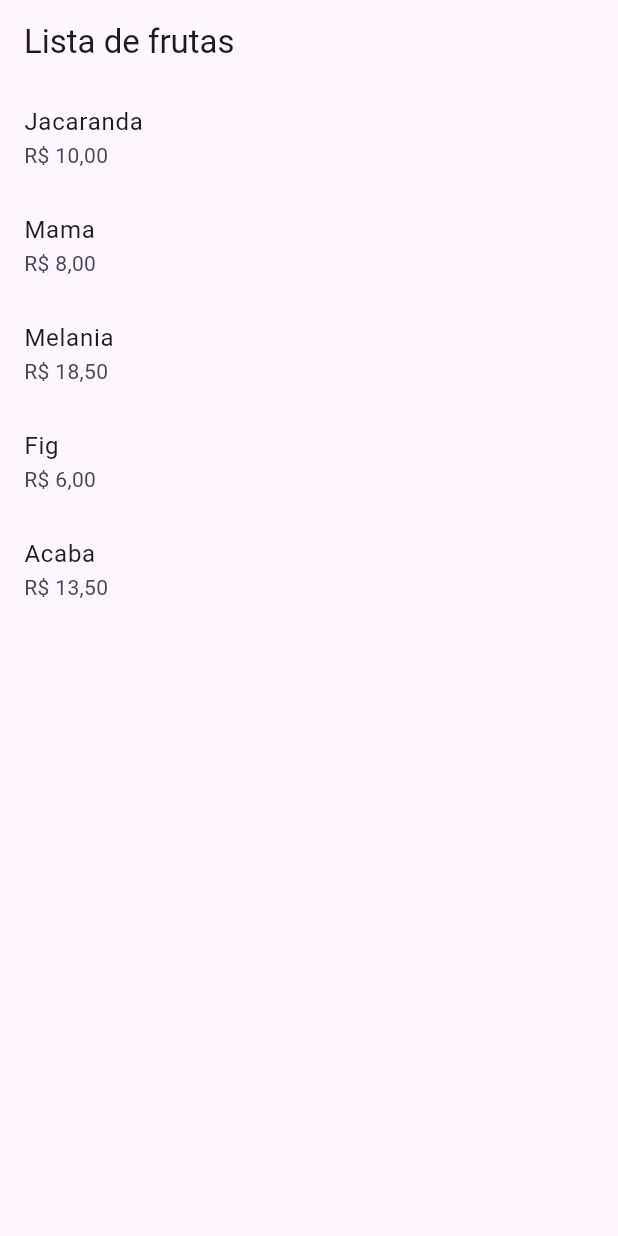
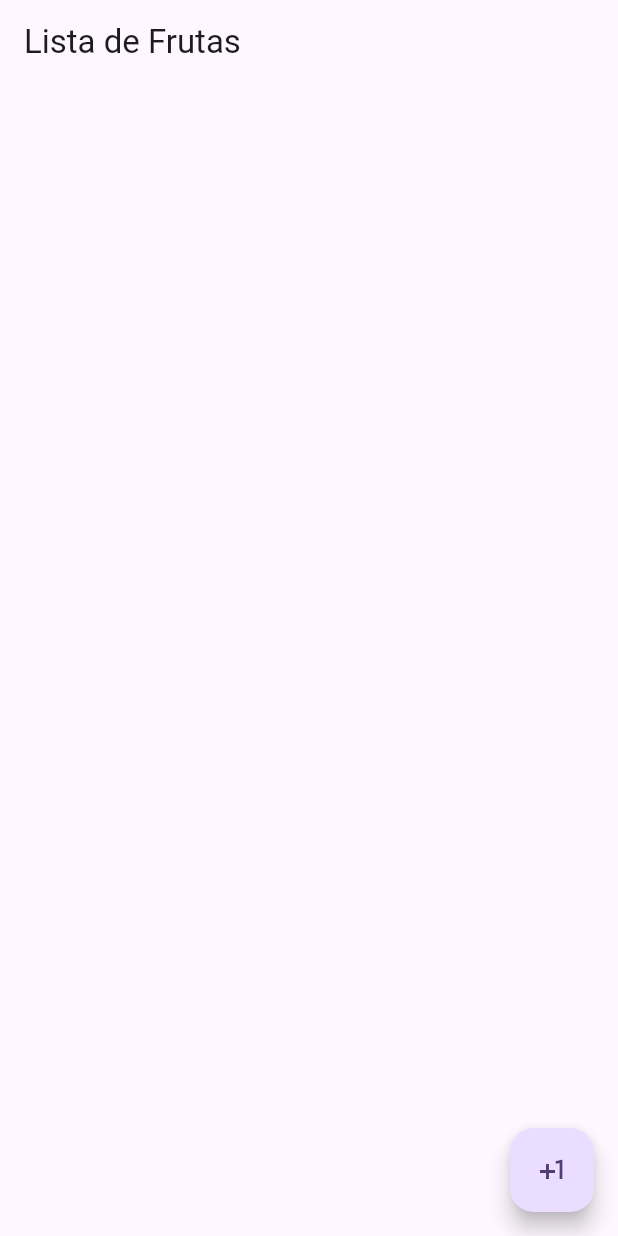
Before and after one commit to Henrique2403/projetos-flutter, a Flutter app: the screen it shows after launch, on a phone screen of 412 x 824 dp. Run offline on Flutter 3.47's test engine with Material 3 defaults, Android fonts, the light colour scheme and no system bars.

Commit message:
Atualização no projeto para a utilização do Gerenciamento de Estado

```diff
--- a/fruitstore/lib/datasource/fruit.mock.dart
+++ /dev/null
@@ -1,9 +0,0 @@
-import 'package:fruitstore/domain/fruit.dart';
-
-final fruitMock = [
-  Fruit("Jacaranda", "R\$ 10,00"),
-  Fruit("Mama", "R\$ 8,00"),
-  Fruit("Melania", "R\$ 18,50"),
-  Fruit("Fig", "R\$ 6,00"),
-  Fruit("Acaba", "R\$ 13,50")
-];
--- a/fruitstore/lib/domain/fruit.dart
+++ b/fruitstore/lib/domain/fruit.dart
@@ -1,6 +1,6 @@
 class Fruit {
   String name;
-  String price;
+  double price;
 
-  Fruit(this.name, this.price);
+  Fruit({required this.name,required this.price});
 }
--- a/fruitstore/lib/main.dart
+++ b/fruitstore/lib/main.dart
@@ -1,5 +1,5 @@
 import 'package:flutter/material.dart';
-import 'package:fruitstore/presentation/list_fruit.screen.dart';
+import 'package:fruitstore/screens/list_fruit.screen.dart';
 
 void main() {
   runApp(const MyApp());
@@ -16,7 +16,7 @@ class MyApp extends StatelessWidget {
         colorScheme: ColorScheme.fromSeed(seedColor: Colors.deepPurple),
         useMaterial3: true,
       ),
-      home: const ListFruitScreen(),
+      home: const FruitListScreen(),
     );
   }
 }
--- a/fruitstore/lib/presentation/list_fruit.screen.dart
+++ /dev/null
@@ -1,43 +0,0 @@
-import 'package:flutter/material.dart';
-import 'package:fruitstore/datasource/fruit.mock.dart';
-import 'package:fruitstore/domain/fruit.dart';
-import 'package:fruitstore/presentation/show_fruit.screen.dart';
-import 'package:fruitstore/snnipets.dart';
-
-class ListFruitScreen extends StatefulWidget {
-  const ListFruitScreen({super.key});
-
-  @override
-  State<ListFruitScreen> createState() => _ListFruitScreenState();
-}
-
-class _ListFruitScreenState extends State<ListFruitScreen> {
-  late List<Fruit> _fruits;
-
-  @override
-  void initState() {
-    _fruits = fruitMock;
-    super.initState();
-  }
-
-  @override
-  Widget build(BuildContext context) {
-    return Scaffold(
-      appBar: AppBar(title: Text("Lista de frutas")),
-      body: ListView.builder(
-        itemCount: _fruits.length,
-          itemBuilder: (context, index) {
-            return InkWell(
-              onTap: (){
-                openRoute(context, ShowFruitScreen(fruit: _fruits[index]));
-              },
-              child: ListTile(
-                title: Text(_fruits[index].name),
-                subtitle: Text(_fruits[index].price),
-              ),
-            );
-          }
-      ),
-    );
-  }
-}
--- /dev/null
+++ b/fruitstore/lib/screens/controller/fruit_controller.screen.dart
@@ -0,0 +1,18 @@
+import 'package:flutter/cupertino.dart';
+import '../../domain/fruit.dart';
+
+class FruitController extends ChangeNotifier {
+  final List<Fruit> _fruits = [];
+
+  List<Fruit> get fruits => _fruits;
+
+  void addFruit(Fruit value) {
+    _fruits.add(value);
+    notifyListeners();
+  }
+
+  void removeFruit(Fruit value) {
+    _fruits.remove(value);
+    notifyListeners();
+  }
+}
--- /dev/null
+++ b/fruitstore/lib/screens/list_fruit.screen.dart
@@ -0,0 +1,52 @@
+import 'package:flutter/material.dart';
+
+import '../snnipets.dart';
+import 'controller/fruit_controller.screen.dart';
+import 'fruit_create.screen.dart';
+
+class FruitListScreen extends StatefulWidget {
+  const FruitListScreen({super.key});
+
+  @override
+  State<FruitListScreen> createState() => _FruitListScreenState();
+}
+
+class _FruitListScreenState extends State<FruitListScreen> {
+  late FruitController _fruitController;
+
+  @override
+  void initState() {
+    _fruitController = FruitController();
+    super.initState();
+  }
+
+  @override
+  Widget build(BuildContext context) {
+    return Scaffold(
+      appBar: AppBar(
+        title: const Text("Lista de Frutas"),
+      ),
+      body: ListenableBuilder(
+        listenable: _fruitController,
+        builder: (BuildContext context, Widget? child) {
+          return ListView.builder(
+              itemCount: _fruitController.fruits.length,
+              itemBuilder: (BuildContext context, int index) {
+                final fruit = _fruitController.fruits[index];
+                return ListTile(
+                  title: Text(fruit.name),
+                  subtitle: Text("Valor: ${fruit.price}"),
+                );
+              });
+        },
+      ),
+      floatingActionButton: FloatingActionButton(
+        onPressed: () {
+          openRoute(
+              context, FruitCreateScreen(onPress: _fruitController.addFruit));
+        },
+        child: const Icon(Icons.plus_one_outlined),
+      ),
+    );
+  }
+}
```
Also changed, not shown: fruitstore/lib/presentation/show_fruit.screen.dart (deleted, +0 -19 lines), fruitstore/lib/screens/fruit_create.screen.dart (added, +54 -0 lines).
